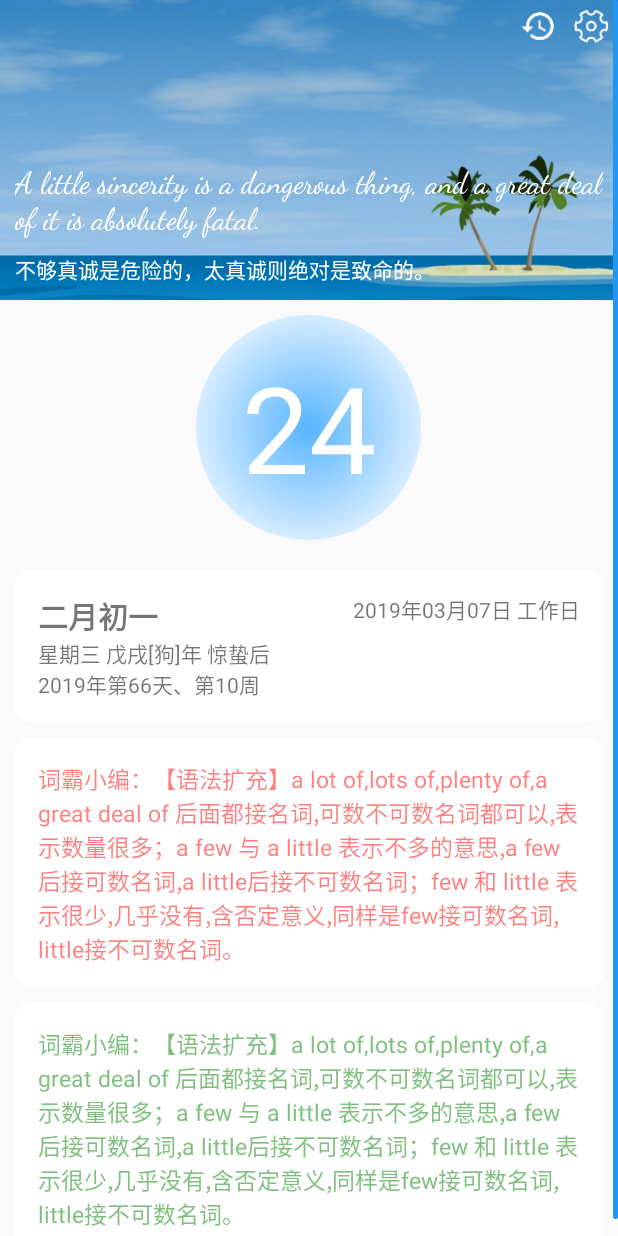
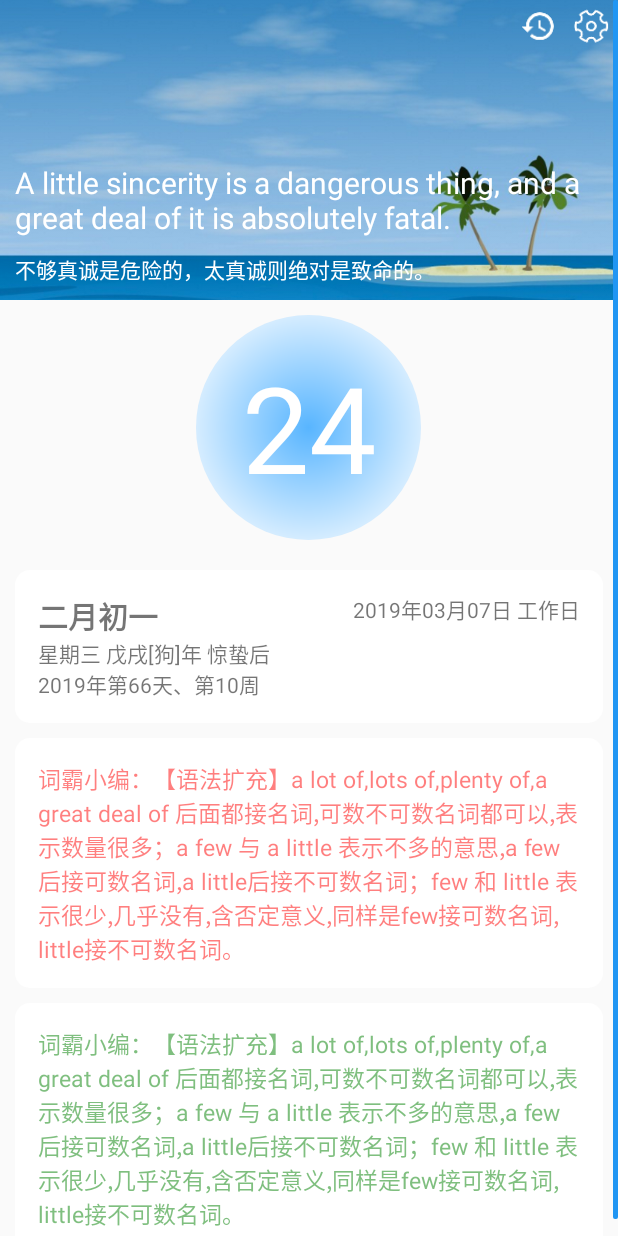
Before and after one commit to lavalike/NotOnlyCalendar, an Android app: the layout activity_main.xml on its own in the app's theme, with its tools: preview values and no code run, on a phone screen of 412 x 824 dp. Run offline under Robolectric (Android 15) with nearby library versions, the phone set to English and light mode, and no system bars.

Commit message:
每日一句字体调整

```diff
--- a/app/src/main/res/layout/activity_main.xml
+++ b/app/src/main/res/layout/activity_main.xml
@@ -48,7 +48,6 @@
                             android:layout_width="0dp"
                             android:layout_height="wrap_content"
                             android:layout_marginStart="5dp"
-                            android:fontFamily="cursive"
                             android:textColor="@color/colorWhite"
                             android:textSize="20sp"
                             app:layout_constraintEnd_toEndOf="parent"
```
